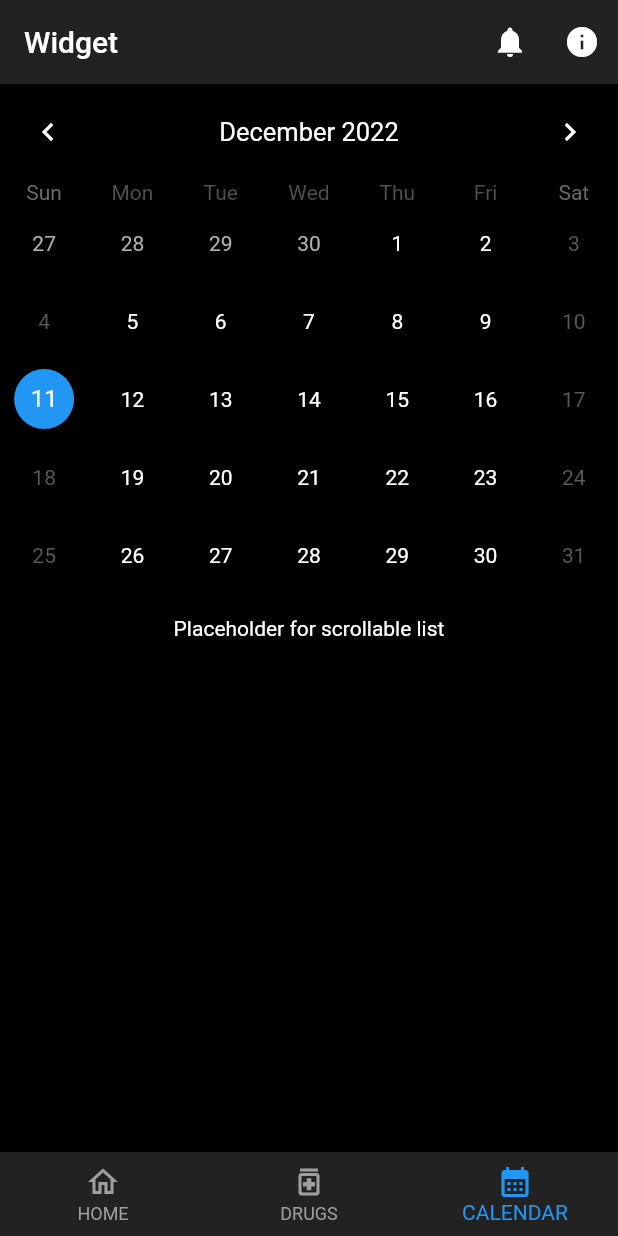
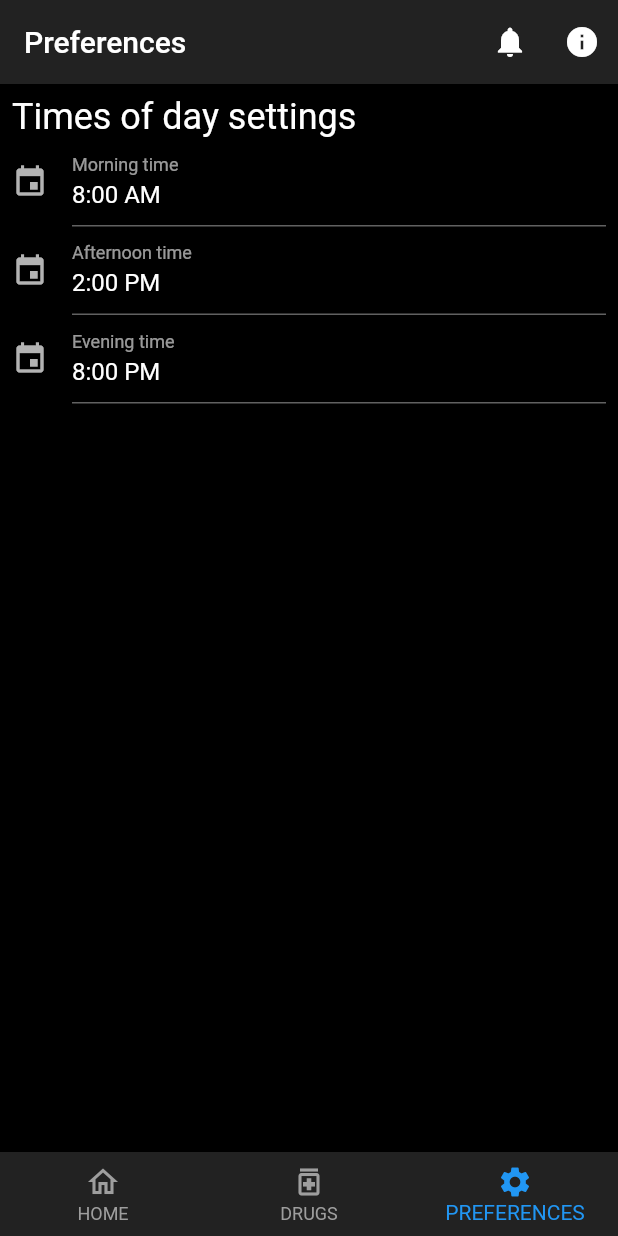
Before and after one commit to Bravo555/pim, a Flutter app: the screen it shows after launch, item 3 of the bottom bar chosen, on a phone screen of 412 x 824 dp. Run offline on Flutter 3.47's test engine with Material 2 defaults, Android fonts, the phone set to English and light mode, and no system bars; drawn by our look-alikes of date_time_picker, table_calendar; our stand-ins replace timer_builder.

Commit message:
Editable drug taking days with persistence

```diff
--- a/lib/calendar_page.dart
+++ /dev/null
@@ -1,57 +0,0 @@
-import 'dart:math';
-
-import 'package:flutter/material.dart';
-import 'package:table_calendar/table_calendar.dart';
-
-class CalendarPage extends StatefulWidget {
-  const CalendarPage({super.key});
-
-  @override
-  State<CalendarPage> createState() => _CalendarPageState();
-}
-
-class _CalendarPageState extends State<CalendarPage> {
-  DateTime selectedDay = DateTime.now();
-// TODO Load scrollable list of drugs to take that day and show them below calendar
-  void _onDaySelected(DateTime day, DateTime focusedDay) {
-    setState(() {
-      selectedDay = day;
-    });
-  }
-
-  @override
-  Widget build(BuildContext context) {
-    return Column(
-      children: [
-        TableCalendar(
-          focusedDay: selectedDay,
-          firstDay: DateTime.utc(1990),
-          lastDay: DateTime.utc(2030),
-          calendarFormat: CalendarFormat.month,
-          headerStyle: const HeaderStyle(
-            formatButtonVisible: false,
-            titleCentered: true,
-          ),
-          calendarStyle: CalendarStyle(
-            selectedDecoration: BoxDecoration(
-              color: Theme.of(context).colorScheme.primary,
-              shape: BoxShape.circle,
-            ),
-            todayDecoration: BoxDecoration(
-              border: Border.all(
-                color: Theme.of(context).colorScheme.primary,
-                width: 2,
-              ),
-              shape: BoxShape.circle,
-            ),
-          ),
-          onDaySelected: _onDaySelected,
-          selectedDayPredicate: (day) => isSameDay(day, selectedDay),
-        ),
-        const Tab(
-          text: "Placeholder for scrollable list",
-        ),
-      ],
-    );
-  }
-}
--- a/lib/decorated_container.dart
+++ b/lib/decorated_container.dart
@@ -60,10 +60,9 @@ class DecoratedContainer extends StatelessWidget {
 
   String _getTimeUntil(TimeOfDay other) {
     DateTime now = DateTime.now();
-    int day = (now.hour < other.hour) ||
-            (now.hour == other.hour && now.minute <= other.minute)
-        ? now.day
-        : now.day + 1;
+    DateTime timeOfDrug =
+        DateTime(now.year, now.month, now.day, other.hour, other.minute);
+    int day = now.isBefore(timeOfDrug) ? now.day : now.day + 1;
     DateTime until =
         DateTime(now.year, now.month, day, other.hour, other.minute);
     return until.difference(now).toString().split(".")[0];
--- a/lib/main.dart
+++ b/lib/main.dart
@@ -1,12 +1,18 @@
+import 'dart:convert';
+
 import 'package:flutter/material.dart';
+import 'package:pim/time_utils.dart';
 import 'package:provider/provider.dart';
 
 import 'models/drug_list.dart';
+import 'models/times_of_day.dart';
 import 'my_pages.dart';
 
 void main() {
-  runApp(ChangeNotifierProvider(
-      create: (context) => DrugList(), child: const MyApp()));
+  runApp(MultiProvider(providers: [
+    ChangeNotifierProvider(create: (context) => DrugList()),
+    ChangeNotifierProvider(create: (context) => TimesOfDay())
+  ], child: const MyApp()));
 }
 
 class MyApp extends StatefulWidget {
@@ -22,6 +28,9 @@ class _MyAppState extends State<MyApp> {
     super.initState();
     DrugList.readDrugList().then((drugList) =>
         Provider.of<DrugList>(context, listen: false).setItems(drugList));
+    TimesOfDay.readTimesOfDay().then((timesOfDay) =>
+        Provider.of<TimesOfDay>(context, listen: false)
+            .setTimesOfDay(timesOfDay));
   }
 
   @override
--- a/lib/models/drug.dart
+++ b/lib/models/drug.dart
@@ -1,3 +1,5 @@
+import 'package:pim/time_utils.dart';
+
 enum DosageFrequency { onceADay, twiceADay, thriceADay }
 
 class Drug {
@@ -45,6 +47,21 @@ class Drug {
         'shouldNotify': shouldNotify,
       };
 
+  Iterable<DrugTimeOfDay> toDrugTimesOfDay() {
+    switch (frequency) {
+      case DosageFrequency.onceADay:
+        return [DrugTimeOfDay.morning];
+      case DosageFrequency.twiceADay:
+        return [DrugTimeOfDay.morning, DrugTimeOfDay.evening];
+      case DosageFrequency.thriceADay:
+        return [
+          DrugTimeOfDay.morning,
+          DrugTimeOfDay.afternoon,
+          DrugTimeOfDay.evening
+        ];
+    }
+  }
+
   @override
   String toString() => toJson().toString();
 }
--- a/lib/models/drug_list.dart
+++ b/lib/models/drug_list.dart
@@ -6,8 +6,7 @@ import 'package:flutter/material.dart';
 import 'package:path_provider/path_provider.dart';
 
 import 'drug.dart';
-
-enum DrugTimeOfDay { morning, afternoon, evening }
+import 'package:pim/time_utils.dart';
 
 class DrugList extends ChangeNotifier {
   DrugList();
@@ -48,10 +47,7 @@ class DrugList extends ChangeNotifier {
 
   static Future<List<Drug>> readDrugList() async {
     final file = await _localFile;
-    print(file.path);
-
     final contents = await file.readAsString();
-    print(contents);
 
     final dynList = jsonDecode(contents) as List<dynamic>;
     final drugList =
@@ -70,12 +66,7 @@ class DrugList extends ChangeNotifier {
 
   /// Modifies item
   void editDrug(Drug other) {
-    print("running edit function\n");
-    print("new drug: ");
-    print(other);
     final idx = _items.indexWhere((element) => element.id == other.id);
-    print("\nold drug: ");
-    print(_items[idx]);
     _items.removeAt(idx);
     _items.insert(idx, other);
 
@@ -97,18 +88,6 @@ class DrugList extends ChangeNotifier {
     notifyListeners();
   }
 
-  Iterable<Drug> drugsForTimeOfDay(DrugTimeOfDay timeOfDay) {
-    switch (timeOfDay) {
-      case DrugTimeOfDay.morning:
-        return List.unmodifiable(_items);
-      case DrugTimeOfDay.afternoon:
-        return List.unmodifiable(_items.where(
-          (drug) => drug.frequency == DosageFrequency.thriceADay,
-        ));
-      case DrugTimeOfDay.evening:
-        return List.unmodifiable(_items.where(
-          (drug) => drug.frequency != DosageFrequency.onceADay,
-        ));
-    }
-  }
+  Iterable<Drug> drugsForTimeOfDay(DrugTimeOfDay timeOfDay) =>
+      _items.where((drug) => drug.toDrugTimesOfDay().contains(timeOfDay));
 }
--- /dev/null
+++ b/lib/models/times_of_day.dart
@@ -0,0 +1,100 @@
+import 'dart:convert';
+import 'dart:io';
+
+import 'package:flutter/material.dart';
+import 'package:path_provider/path_provider.dart';
+import 'package:intl/intl.dart';
+
+import 'package:pim/time_utils.dart';
+import 'drug.dart';
+
+class TimesOfDay extends ChangeNotifier {
+  Map<DrugTimeOfDay, TimeOfDay> _timesOfDay = {
+    DrugTimeOfDay.morning: TimeOfDay(hour: 8, minute: 0),
+    DrugTimeOfDay.afternoon: TimeOfDay(hour: 14, minute: 0),
+    DrugTimeOfDay.evening: TimeOfDay(hour: 20, minute: 0),
+  };
+
+  void setTimesOfDay(Map<DrugTimeOfDay, TimeOfDay> timesOfDay) {
+    _timesOfDay = timesOfDay;
+    notifyListeners();
+  }
+
+  TimeOfDay getTimeOfDay(DrugTimeOfDay drugTimeOfDay) =>
+      _timesOfDay[drugTimeOfDay]!;
+
+  void setTimeOfDay(DrugTimeOfDay key, TimeOfDay value) {
+    _timesOfDay[key] = value;
+    writeTimesOfDay();
+    notifyListeners();
+  }
+
+  Duration getTimeUntil(TimeOfDay other) {
+    DateTime now = DateTime.now();
+    DateTime timeOfDrug =
+        DateTime(now.year, now.month, now.day, other.hour, other.minute);
+    int day = now.isBefore(timeOfDrug) ? now.day : now.day + 1;
+    DateTime until =
+        DateTime(now.year, now.month, day, other.hour, other.minute);
+    return until.difference(now);
+  }
+
+  DateTime getDrugNextDoseDate(Drug drug) {
+    return DateTime.now().add(drug
+        .toDrugTimesOfDay()
+        .map((drugTimeOfDay) => getTimeUntil(getTimeOfDay(drugTimeOfDay)))
+        .reduce((value, element) => value <= element ? value : element));
+  }
+
+  DrugTimeOfDay getNextDrugTimeOfDay() {
+    var drugTimeOfDay = DrugTimeOfDay.values.first;
+    var timeUntil = getTimeUntil(getTimeOfDay(DrugTimeOfDay.values.first));
+
+    DrugTimeOfDay.values.skip(1).forEach((drugTimeOfDay) {
+      final currTimeUntil = getTimeUntil(getTimeOfDay(drugTimeOfDay));
+      if (currTimeUntil.compareTo(timeUntil) < 0) {
+        drugTimeOfDay = drugTimeOfDay;
+        timeUntil = currTimeUntil;
+      }
+    });
+
+    return drugTimeOfDay;
+  }
+
+  static Future<String> get _localPath async =>
+      (await getApplicationDocumentsDirectory()).path;
+
+  static Future<File> get _localFile async {
+    final path = await _localPath;
+    return File("$path/timesOfDay.json");
+  }
+
+  Future<File> writeTimesOfDay() async {
+    final file = await _localFile;
+    final timesOfDay = _timesOfDay.map((key, value) {
+      // ah yes, convert TimeOfDay to DateTime so i can only format hour and minutes
+      // i hate flutter
+      final now = DateTime.now();
+      final datetime =
+          DateTime(now.year, now.month, now.day, value.hour, value.minute);
+      return MapEntry(key.name, DateFormat.Hm().format(datetime));
+    });
+    final timesOfDayJson = jsonEncode(timesOfDay);
+    return file.writeAsString(timesOfDayJson);
+  }
+
+  static Future<Map<DrugTimeOfDay, TimeOfDay>> readTimesOfDay() async {
+    final file = await _localFile;
+    final contents = await file.readAsString();
+
+    final timesOfDay = jsonDecode(contents) as Map<String, dynamic>;
+    return timesOfDay.map(
+      (key, value) {
+        final timeOfDay = DateFormat.Hm().parse(value);
+
+        return MapEntry(DrugTimeOfDay.values.byName(key),
+            TimeOfDay(hour: timeOfDay.hour, minute: timeOfDay.minute));
+      },
+    );
+  }
+}
--- a/lib/my_pages.dart
+++ b/lib/my_pages.dart
@@ -1,5 +1,5 @@
 import 'package:flutter/material.dart';
-import 'package:pim/calendar_page.dart';
+import 'package:pim/preferences_page.dart';
 import 'package:pim/drug_list_page.dart';
 import 'package:pim/home_page.dart';
 
@@ -18,7 +18,7 @@ class _MyPagesState extends State<MyPages> {
   final _widgetOptions = const <Widget>[
     HomePage(),
     DrugListPage(),
-    CalendarPage(),
+    PreferencesPage(),
   ];
 
   void _onItemTapped(int index) {
@@ -74,9 +74,9 @@ class _MyPagesState extends State<MyPages> {
             label: "DRUGS",
           ),
           BottomNavigationBarItem(
-            icon: Icon(Icons.calendar_month_outlined),
-            activeIcon: Icon(Icons.calendar_month),
-            label: "CALENDAR",
+            icon: Icon(Icons.settings_outlined),
+            activeIcon: Icon(Icons.settings),
+            label: "PREFERENCES",
           ),
         ],
       ),
--- /dev/null
+++ b/lib/preferences_page.dart
@@ -0,0 +1,56 @@
+import 'package:flutter/material.dart';
+import 'package:date_time_picker/date_time_picker.dart';
+import 'package:pim/models/times_of_day.dart';
+import 'package:pim/time_utils.dart';
+import 'package:provider/provider.dart';
+
+class PreferencesPage extends StatelessWidget {
+  const PreferencesPage({super.key});
+
+  @override
+  Widget build(BuildContext context) => Container(
+        padding: const EdgeInsets.all(8.0),
+        child: Column(crossAxisAlignment: CrossAxisAlignment.start, children: [
+          const Text(
+            "Times of day settings",
+            style: TextStyle(fontSize: 24),
+          ),
+          DateTimePicker(
+              icon: const Icon(Icons.event),
+              timeLabelText: "Morning time",
+              type: DateTimePickerType.time,
+              initialTime: TimeOfDay(hour: 8, minute: 0),
+              initialValue: TimeOfDay(hour: 8, minute: 0).format(context),
+              onChanged: (value) =>
+                  Provider.of<TimesOfDay>(context, listen: false).setTimeOfDay(
+                      DrugTimeOfDay.morning, timeOfDayFromString(value))),
+          DateTimePicker(
+            icon: const Icon(Icons.event),
+            timeLabelText: "Afternoon time",
+            type: DateTimePickerType.time,
+            initialTime: TimeOfDay(hour: 14, minute: 0),
+            initialValue: TimeOfDay(hour: 14, minute: 0).format(context),
+            onChanged: (value) =>
+                Provider.of<TimesOfDay>(context, listen: false).setTimeOfDay(
+                    DrugTimeOfDay.afternoon, timeOfDayFromString(value)),
+          ),
+          DateTimePicker(
+            icon: const Icon(Icons.event),
+            timeLabelText: "Evening time",
+            type: DateTimePickerType.time,
+            initialTime: TimeOfDay(hour: 20, minute: 0),
+            initialValue: TimeOfDay(hour: 20, minute: 0).format(context),
+            onChanged: (value) =>
+                Provider.of<TimesOfDay>(context, listen: false).setTimeOfDay(
+                    DrugTimeOfDay.evening, timeOfDayFromString(value)),
+          ),
+        ]),
+      );
+
+  TimeOfDay timeOfDayFromString(String text) => TimeOfDay(
+      hour: int.parse(text.split(":")[0]),
+      minute: int.parse(text.split(":")[1]));
+
+  @override
+  String toStringShort() => "Preferences";
+}
--- /dev/null
+++ b/lib/time_utils.dart
@@ -0,0 +1,11 @@
+import 'package:flutter/material.dart';
+
+import 'models/drug.dart';
+
+enum DrugTimeOfDay {
+  morning,
+  afternoon,
+  evening;
+
+  String toJson() => toString();
+}
--- a/pubspec.yaml
+++ b/pubspec.yaml
@@ -37,15 +37,14 @@ dependencies:
   # Use with the CupertinoIcons class for iOS style icons.
   cupertino_icons: ^1.0.2
   table_calendar: ^3.0.8
-  flutter_data: ^1.5.0
   build_runner: ^2.3.2
   json_serializable: ^6.5.4
   path_provider: ^2.0.11
-  flutter_riverpod: ^2.1.1
-  json_annotation: ^4.7.0
   provider: ^6.0.0
   timer_builder: ^2.0.0
   date_format: ^2.0.7
+  date_time_picker: ^2.1.0
+  intl: ^0.17.0
 
 dev_dependencies:
   flutter_test:
```
Also changed, not shown: lib/drug_list_item.dart (+6 -3 lines), lib/drug_time_of_day_container.dart (added, +22 -0 lines), lib/home_page.dart (+16 -23 lines), 1 other file.
